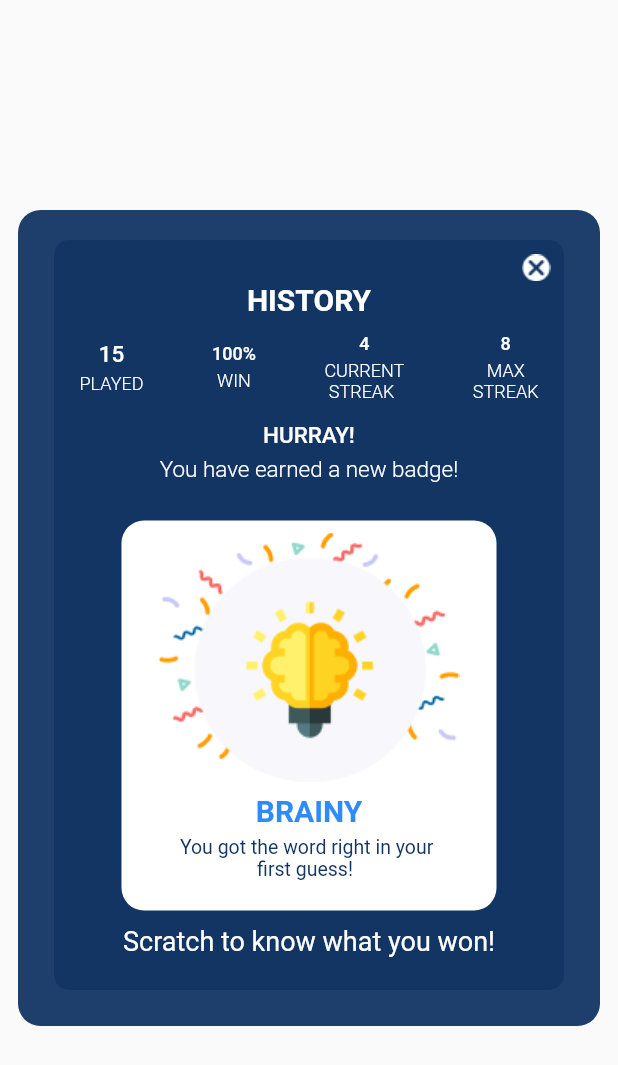
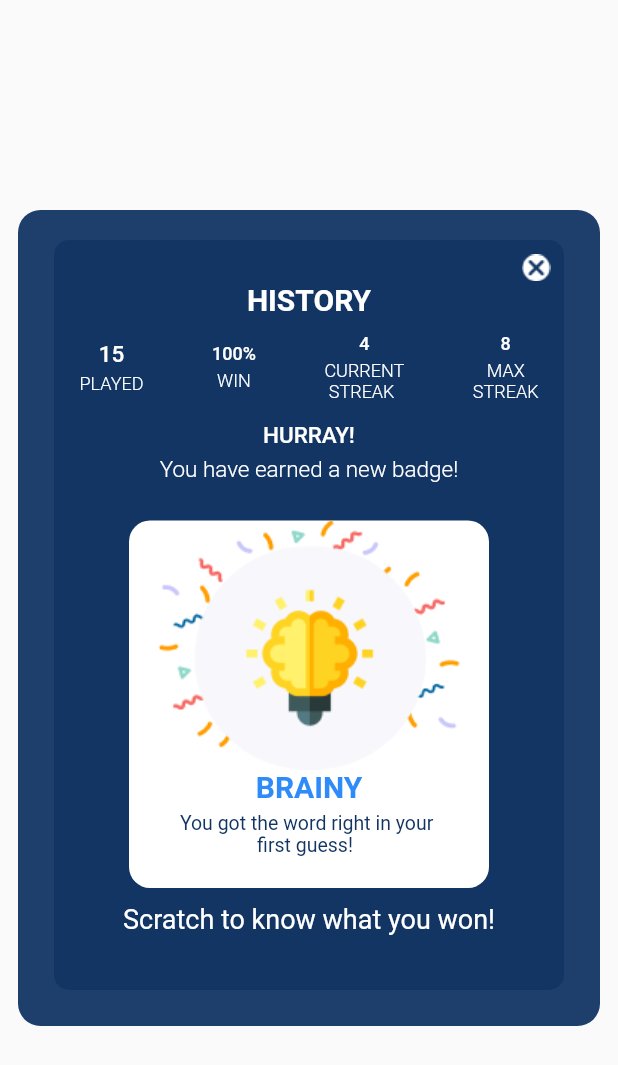
Before and after one commit to Nit89/frontle, a Flutter app: the Reward widget shown alone on an empty page, opened directly, on a phone screen of 412 x 824 dp. Shown: the top 1065 px of the screen. Run offline on Flutter 3.47's test engine with Material 2 defaults, Android fonts, the light colour scheme and no system bars; our stand-ins replace device_preview, get, share_plus, sizer; missing offline and left inert: scratcher.

Commit message:
Scratch card

```diff
--- a/lib/main.dart
+++ b/lib/main.dart
@@ -29,7 +29,7 @@ class MyApp extends StatelessWidget {
         theme: ThemeData(
           primarySwatch: Colors.blue,
         ),
-        home: TEST(),
+        home: const HomePage(),
         // initialRoute: '/',
         // routes: {
         //   '/': (context) => TEST(),
--- a/lib/screens/Reward_card.dart
+++ b/lib/screens/Reward_card.dart
@@ -2,7 +2,7 @@ import 'package:flutter/material.dart';
 import 'package:scratcher/scratcher.dart';
 
 class Reward extends StatefulWidget {
-  Reward({Key? key}) : super(key: key);
+  const Reward({Key? key}) : super(key: key);
 
   @override
   State<Reward> createState() => _RewardState();
@@ -15,7 +15,7 @@ class _RewardState extends State<Reward> {
   Widget build(BuildContext context) {
     return AlertDialog(
         elevation: 0,
-        insetPadding: EdgeInsets.all(12),
+        insetPadding: const EdgeInsets.all(12),
         shape: RoundedRectangleBorder(borderRadius: BorderRadius.circular(15)),
         backgroundColor: const Color(0xFF123563).withOpacity(0.95),
         content: Container(
@@ -166,7 +166,7 @@ class _RewardState extends State<Reward> {
                         height: 25,
                       ),
                       Scratcher(
-                        color: Color(0xff123563),
+                        color: const Color(0xff123563),
                         accuracy: ScratchAccuracy.low,
                         brushSize: 50,
                         onScratchStart: () {
@@ -176,27 +176,21 @@ class _RewardState extends State<Reward> {
                         },
                         image: Image.asset(
                           'assets/images/scratchcard.png',
-                          fit: BoxFit.fill,
                         ),
                         child: Container(
-                          height: 260,
-                          width: 250,
+                          height: 245,
+                          width: 240,
                           decoration: BoxDecoration(
-                              borderRadius: BorderRadius.circular(10)),
+                              borderRadius: BorderRadius.circular(18)),
                           child: Container(
-                            height: 260,
-                            width: 250,
                             decoration: BoxDecoration(
                                 color: Colors.white,
-                                borderRadius: BorderRadius.circular(15)),
+                                borderRadius: BorderRadius.circular(14)),
                             child: Column(
                               children: [
-                                Padding(
-                                  padding: const EdgeInsets.all(8.0),
-                                  child: Image.asset(
-                                    'assets/images/brainy.png',
-                                    fit: BoxFit.contain,
-                                  ),
+                                Image.asset(
+                                  'assets/images/brainy.png',
+                                  fit: BoxFit.contain,
                                 ),
                                 const Text(
                                   'BRAINY',
@@ -205,7 +199,7 @@ class _RewardState extends State<Reward> {
                                       fontSize: 20,
                                       color: Color(0xff2E8BF7)),
                                 ),
-                                SizedBox(
+                                const SizedBox(
                                   height: 5,
                                 ),
                                 const Text(
@@ -221,11 +215,11 @@ class _RewardState extends State<Reward> {
                           ),
                         ),
                       ),
-                      SizedBox(
+                      const SizedBox(
                         height: 10,
                       ),
                       text
-                          ? Text(
+                          ? const Text(
                               'Scratch to know what you won!',
                               style: TextStyle(
                                 fontWeight: FontWeight.w400,
@@ -233,7 +227,7 @@ class _RewardState extends State<Reward> {
                                 color: Colors.white,
                               ),
                             )
-                          : SizedBox()
+                          : const SizedBox()
                     ],
                   ),
                 ),
```
Also changed, not shown: lib/screens/test.dart (+8 -8 lines).
